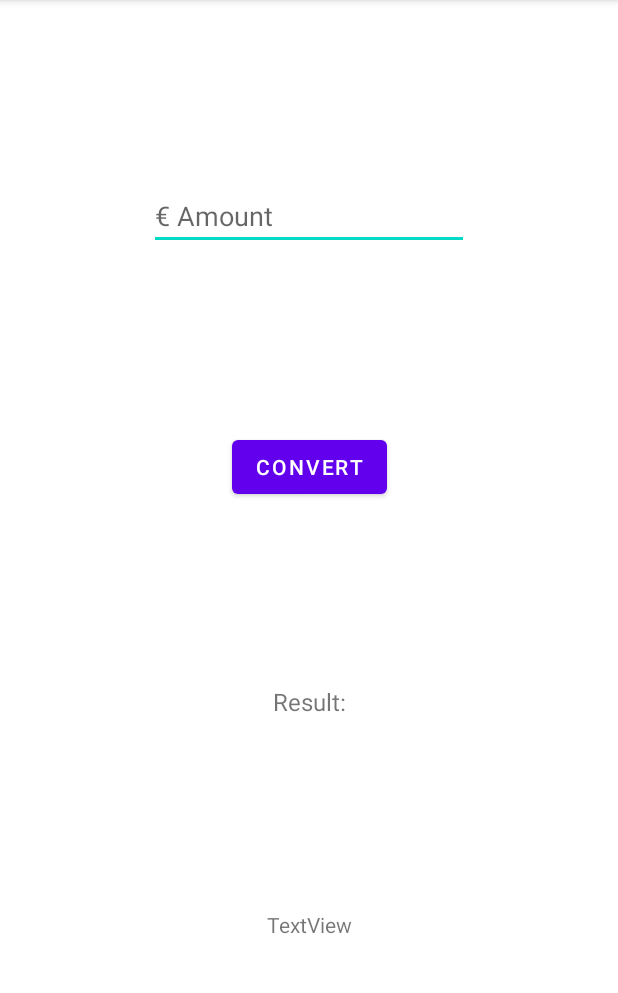
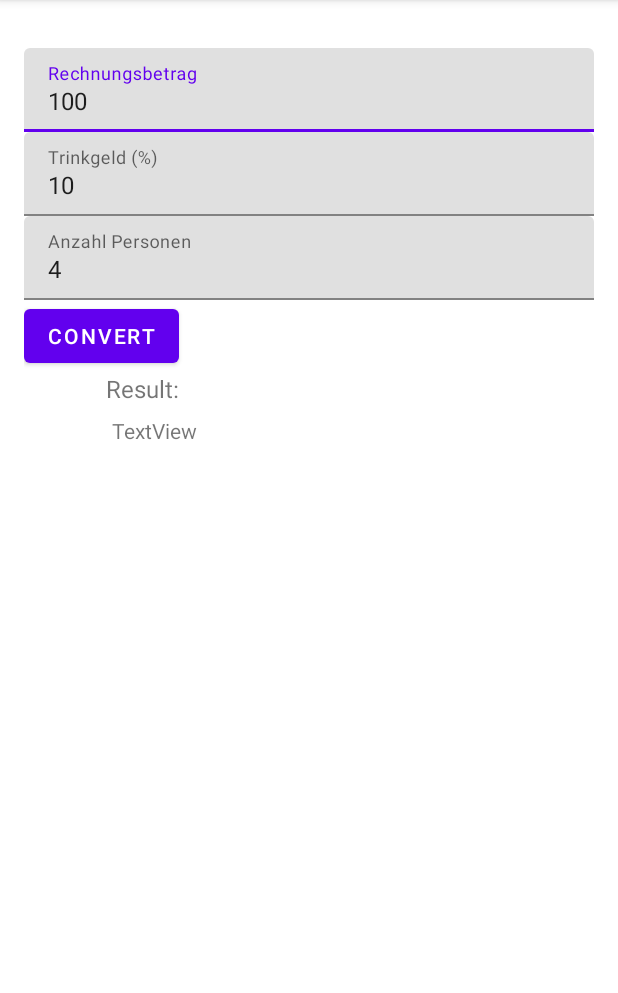
Before and after one commit to Bassadin/Software-mobile-Systeme-INM1, an Android app: the screen it shows after launch (MainActivity), on a phone screen of 412 x 824 dp, the part 84-1077 px from its top. Run offline under Robolectric (Android 15) with nearby library versions, the phone set to English and light mode, and no system bars; Roboto replaces fonts that are not available here.

Commit message:
some textinput stuff

```diff
--- a/Tasks/Tasks_08/03_Android_Trinkgeldrechner/app/build.gradle
+++ b/Tasks/Tasks_08/03_Android_Trinkgeldrechner/app/build.gradle
@@ -37,6 +37,7 @@ dependencies {
     implementation 'androidx.appcompat:appcompat:1.3.0'
     implementation 'com.google.android.material:material:1.4.0'
     implementation 'androidx.constraintlayout:constraintlayout:2.0.4'
+    implementation 'com.android.support:design:24.0.0'
     testImplementation 'junit:junit:4.13.2'
     androidTestImplementation 'androidx.test.ext:junit:1.1.3'
     androidTestImplementation 'androidx.test.espresso:espresso-core:3.4.0'
--- a/Tasks/Tasks_08/03_Android_Trinkgeldrechner/app/src/main/java/de/bassadin/somos03_bassadin/MainActivity.kt
+++ b/Tasks/Tasks_08/03_Android_Trinkgeldrechner/app/src/main/java/de/bassadin/somos03_bassadin/MainActivity.kt
@@ -4,26 +4,34 @@ import android.os.Bundle
 import android.widget.Button
 import android.widget.EditText
 import android.widget.TextView
-import android.widget.Toast
 import androidx.appcompat.app.AppCompatActivity
 
 class MainActivity : AppCompatActivity() {
-
-    lateinit var resultTextView: TextView
-    lateinit var sourceCurrencyInput: EditText
-    lateinit var convertButton: Button
 
 
     override fun onCreate(savedInstanceState: Bundle?) {
         super.onCreate(savedInstanceState);
         setContentView(R.layout.activity_main);
 
-        resultTextView = findViewById<TextView>(R.id.resultTextView);
-        sourceCurrencyInput = findViewById<EditText>(R.id.editTextNumberDecimal_srcCurrency);
-        convertButton = findViewById<Button>(R.id.convert_button);
+        var grossAmountInput = findViewById<EditText>(R.id.grossAmountInput);
+        var tipPercentageInput = findViewById<EditText>(R.id.tipPercentageInput);
+        var personsAmountInput = findViewById<EditText>(R.id.personsAmountInput);
+
+        var convertButton = findViewById<Button>(R.id.convert_button);
+
+        var resultTextView = findViewById<TextView>(R.id.resultTextView);
 
         convertButton.setOnClickListener {
-            Toast.makeText(this@MainActivity, "You clicked me.", Toast.LENGTH_SHORT).show()
+
+            val grossAmountInputValue = grossAmountInput.text.toString().toFloat();
+            val tipPercentageInputValue = grossAmountInput.text.toString().toFloat();
+            val personsAmountInputValue = grossAmountInput.text.toString().toInt();
+
+
+
+
+            resultTextView.text = outputValue.toString();
+
         }
 
     }
--- a/Tasks/Tasks_08/03_Android_Trinkgeldrechner/app/src/main/res/layout/activity_main.xml
+++ b/Tasks/Tasks_08/03_Android_Trinkgeldrechner/app/src/main/res/layout/activity_main.xml
@@ -8,41 +8,64 @@
     tools:layout_editor_absoluteX="0dp"
     tools:layout_editor_absoluteY="1dp">
 
+    <LinearLayout
+        android:layout_width="match_parent"
+        android:layout_height="match_parent"
+        android:layout_marginStart="16dp"
+        android:layout_marginTop="32dp"
+        android:layout_marginEnd="16dp"
+        android:orientation="vertical"
+        app:layout_constraintEnd_toEndOf="parent"
+        app:layout_constraintStart_toStartOf="parent"
+        app:layout_constraintTop_toTopOf="parent">
+
+        <android.support.design.widget.TextInputLayout
+            android:layout_width="match_parent"
+            android:layout_height="wrap_content">
+
+            <android.support.design.widget.TextInputEditText
+                android:id="@+id/grossAmountInput"
+                android:layout_width="match_parent"
+                android:layout_height="wrap_content"
+                android:hint="Rechnungsbetrag"
+                android:inputType="numberDecimal"
+                android:text="100" />
+
+        </android.support.design.widget.TextInputLayout>
+
+        <android.support.design.widget.TextInputLayout
+            android:layout_width="match_parent"
+            android:layout_height="wrap_content">
+
+            <android.support.design.widget.TextInputEditText
+                android:id="@+id/tipPercentageInput"
+                android:layout_width="match_parent"
+                android:layout_height="wrap_content"
+                android:hint="Trinkgeld (%)"
+                android:inputType="numberDecimal"
+                android:text="10" />
+
+        </android.support.design.widget.TextInputLayout>
+
+        <android.support.design.widget.TextInputLayout
+            android:layout_width="match_parent"
+            android:layout_height="wrap_content">
+
+            <android.support.design.widget.TextInputEditText
+                android:id="@+id/personsAmountInput"
+                android:layout_width="match_parent"
+                android:layout_height="wrap_content"
+                android:hint="Anzahl Personen"
+                android:inputType="numberDecimal"
+                android:text="4" />
+
+        </android.support.design.widget.TextInputLayout>
+
         <Button
             android:id="@+id/convert_button"
             android:layout_width="wrap_content"
             android:layout_height="wrap_content"
-        android:text="Convert"
-        app:layout_constraintBottom_toTopOf="@+id/textView2"
-        app:layout_constraintEnd_toEndOf="parent"
-        app:layout_constraintHorizontal_bias="0.5"
-        app:layout_constraintStart_toStartOf="parent"
-        app:layout_constraintTop_toBottomOf="@+id/editTextNumberDecimal_srcCurrency" />
-
-    <EditText
-        android:id="@+id/editTextNumberDecimal_srcCurrency"
-        android:layout_width="wrap_content"
-        android:layout_height="wrap_content"
-        android:ems="10"
-        android:hint="€ Amount"
-        android:inputType="numberDecimal"
-        app:layout_constraintBottom_toTopOf="@+id/convert_button"
-        app:layout_constraintEnd_toEndOf="parent"
-        app:layout_constraintHorizontal_bias="0.5"
-        app:layout_constraintStart_toStartOf="parent"
-        app:layout_constraintTop_toTopOf="parent" />
-
-    <TextView
-        android:id="@+id/resultTextView"
-        android:layout_width="174dp"
-        android:layout_height="40dp"
-        android:text="TextView"
-        android:textAlignment="center"
-        app:layout_constraintBottom_toBottomOf="parent"
-        app:layout_constraintEnd_toEndOf="parent"
-        app:layout_constraintHorizontal_bias="0.5"
-        app:layout_constraintStart_toStartOf="parent"
-        app:layout_constraintTop_toBottomOf="@+id/textView2" />
+            android:text="Convert" />
 
         <TextView
             android:id="@+id/textView2"
@@ -50,11 +73,16 @@
             android:layout_height="29dp"
             android:text="Result:"
             android:textAlignment="center"
-        android:textSize="16sp"
-        app:layout_constraintBottom_toTopOf="@+id/resultTextView"
-        app:layout_constraintEnd_toEndOf="parent"
-        app:layout_constraintHorizontal_bias="0.5"
-        app:layout_constraintStart_toStartOf="parent"
-        app:layout_constraintTop_toBottomOf="@+id/convert_button" />
+            android:textSize="16sp" />
+
+        <TextView
+            android:id="@+id/resultTextView"
+            android:layout_width="174dp"
+            android:layout_height="40dp"
+            android:text="TextView"
+            android:textAlignment="center" />
+
+    </LinearLayout>
+
 
 </androidx.constraintlayout.widget.ConstraintLayout>
```
Lines whose indentation alone changed are shown as unchanged.
